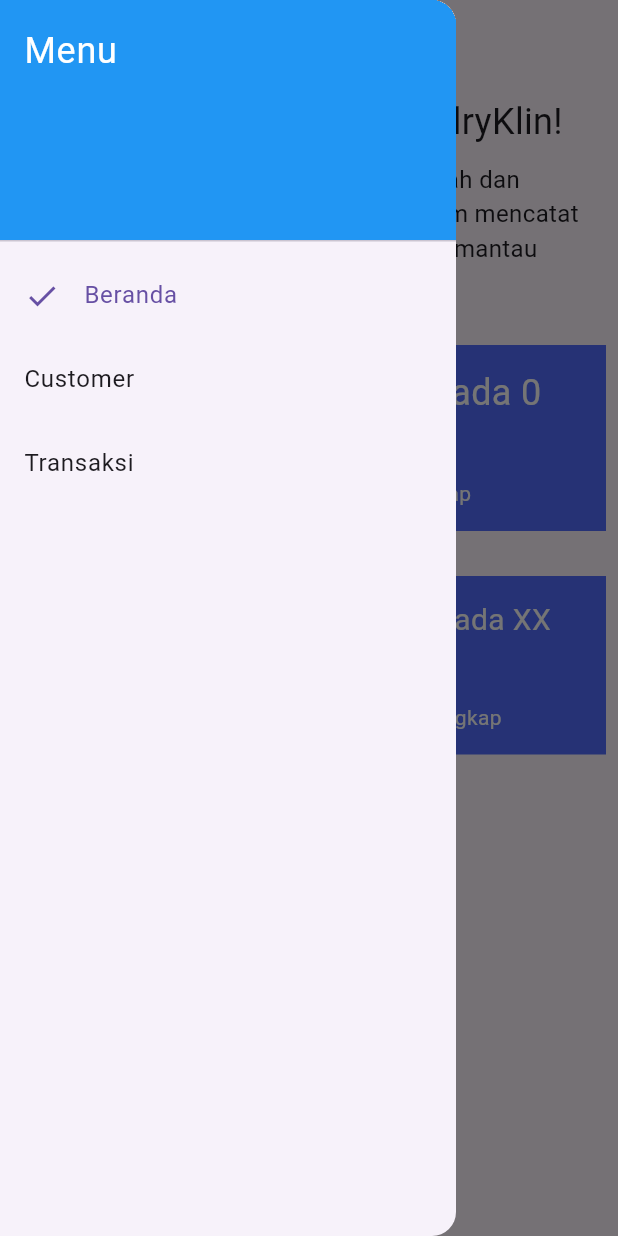
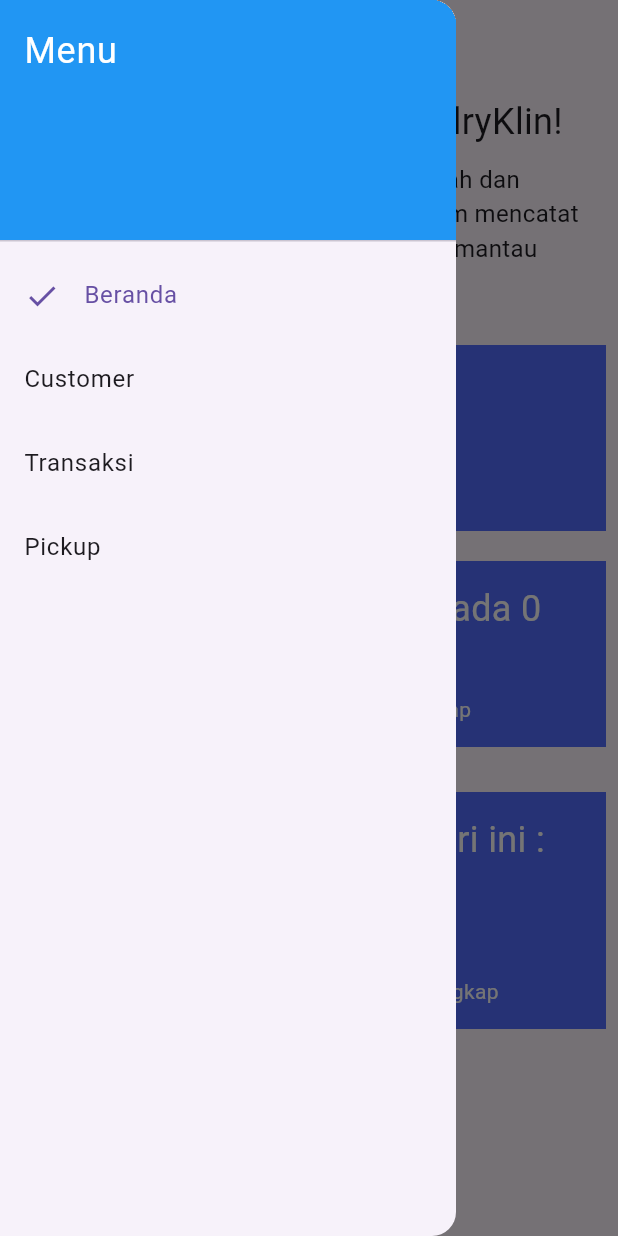
Before and after one commit to Lidiia20/laundry, a Flutter app: the screen it shows after launch, with the side drawer open, on a phone screen of 412 x 824 dp. Run offline on Flutter 3.47's test engine with Material 3 defaults, Android fonts, the phone set to English and light mode, and no system bars; our stand-ins replace equatable, sqflite; accounts and stored records are empty.

Commit message:
add pickup fiture, fix homepage screen

```diff
--- a/lib/database/query/customer_query.dart
+++ b/lib/database/query/customer_query.dart
@@ -51,4 +51,8 @@ CREATE TABLE $tableName (
   static String delete(int id) {
     return "DELETE FROM $tableName WHERE $idColumn=$id";
   }
+
+  static String selectByCreatedAt() {
+    return "SELECT * FROM $tableName ORDER BY $createdAt";
+  }
 }
--- a/lib/pages/home/home_page.dart
+++ b/lib/pages/home/home_page.dart
@@ -1,4 +1,8 @@
 import 'package:flutter/material.dart';
+import 'package:laundry_app/models/customer.dart';
+import 'package:laundry_app/models/transaction.dart';
+import 'package:laundry_app/pages/customer/customer_helper.dart';
+import 'package:laundry_app/pages/pickup/pickup_helper.dart';
 import 'package:laundry_app/pages/transaction/transaction_helper.dart';
 import 'package:laundry_app/routes/route_names.dart';
 import 'package:laundry_app/widgets/drawer/drawer_widget.dart';
@@ -31,6 +35,41 @@ class LaundryHomePage extends StatelessWidget {
                 style: TextStyle(fontSize: 16),
               ),
               const SizedBox(height: 30),
+              InkWell(
+                onTap: () {
+                  Navigator.of(context).pushNamed(RouteNames.pickup);
+                },
+                child: Container(
+                  color: Colors.indigoAccent,
+                  padding: const EdgeInsets.all(15),
+                  child: Row(
+                    children: [
+                      Column(
+                        children: [
+                          FutureBuilder<List<TransactionModel>>(
+                              future: getPickupByDate(DateTime.now()),
+                              builder: (context, snapshot) {
+                                if (snapshot.hasData) {
+                                  return Text(
+                                      "Total Pick Up hari ini ${snapshot.data?.length ?? "-"}",
+                                      style: const TextStyle(
+                                          fontSize: 24, color: Colors.white));
+                                }
+                                return const CircularProgressIndicator();
+                              }),
+                          const SizedBox(height: 40),
+                          const Text(
+                            "tap untuk lihat lebih lengkap",
+                            textAlign: TextAlign.right,
+                            style: TextStyle(color: Colors.white),
+                          )
+                        ],
+                      ),
+                    ],
+                  ),
+                ),
+              ),
+              const SizedBox(height: 20),
               InkWell(
                 onTap: () {
                   Navigator.of(context).pushNamed(RouteNames.transaction);
@@ -75,16 +114,27 @@ class LaundryHomePage extends StatelessWidget {
                 child: Container(
                   color: Colors.indigoAccent,
                   padding: const EdgeInsets.all(15),
-                  child: const Row(
+                  child: FutureBuilder<List<CustomerModel>>(
+                      future: getCustomersByCreadtedAt(DateTime.now()),
+                      builder: (context, snapshot) {
+                        return Row(
                           children: [
                             Column(
                               children: [
-                          Text("Jumlah Customer baru hari ini ada XX",
+                                const Text(
+                                  "Jumlah Customer baru hari ini :",
+                                  style: TextStyle(
+                                      fontSize: 24, color: Colors.white),
                                   overflow: TextOverflow.fade,
-                              style:
-                                  TextStyle(fontSize: 20, color: Colors.white)),
-                          SizedBox(height: 40),
+                                ),
                                 Text(
+                                  "${snapshot.data?.length ?? "-"}",
+                                  style: const TextStyle(
+                                      fontSize: 24, color: Colors.white),
+                                  overflow: TextOverflow.fade,
+                                ),
+                                const SizedBox(height: 40),
+                                const Text(
                                   "tap untuk lihat data customer lebih lengkap",
                                   textAlign: TextAlign.right,
                                   style: TextStyle(color: Colors.white),
@@ -92,7 +142,8 @@ class LaundryHomePage extends StatelessWidget {
                               ],
                             ),
                           ],
-                  ),
+                        );
+                      }),
                 ),
               )
             ],
--- a/lib/routes/app_routes.dart
+++ b/lib/routes/app_routes.dart
@@ -5,6 +5,7 @@ import 'package:laundry_app/pages/customer/add_customer_page.dart';
 import 'package:laundry_app/pages/customer/customer_page.dart';
 import 'package:laundry_app/pages/customer/detail_customer_page.dart';
 import 'package:laundry_app/pages/home/home_page.dart';
+import 'package:laundry_app/pages/pickup/pickup_page.dart';
 import 'package:laundry_app/pages/transaction/add_transaction_page.dart';
 import 'package:laundry_app/pages/transaction/detail_transaction_page.dart';
 import 'package:laundry_app/pages/transaction/transaction_page.dart';
@@ -28,5 +29,6 @@ class AppRoutes {
           ModalRoute.of(context)!.settings.arguments as TransactionModel;
       return DetailTransactionPage(transaction: transaction);
     },
+    RouteNames.pickup: (context) => const PickupPage(),
   };
 }
--- a/lib/routes/route_names.dart
+++ b/lib/routes/route_names.dart
@@ -8,4 +8,6 @@ class RouteNames {
   static const customer = '/customer';
   static const addCustomer = '$customer/add';
   static const detailCustomer = '$customer/detail';
+
+  static const pickup = "/pickup";
 }
--- a/lib/widgets/drawer/drawer_widget.dart
+++ b/lib/widgets/drawer/drawer_widget.dart
@@ -31,6 +31,8 @@ class DrawerWidget extends StatelessWidget {
       _createDrawerItem(context, 'Customer', RouteNames.customer),
       // Membuat item drawer untuk "Transaksi"
       _createDrawerItem(context, 'Transaksi', RouteNames.transaction),
+      // Membuat item drawer untuk "PickUp"
+      _createDrawerItem(context, "Pickup", RouteNames.pickup)
     ];
   }
 
```
Also changed, not shown: lib/database/query/transaction_query.dart (+12 -1 lines), lib/pages/customer/customer_helper.dart (+16 -0 lines), lib/pages/pickup/pickup_helper.dart (added, +18 -0 lines), lib/pages/pickup/pickup_page.dart (added, +111 -0 lines). Lines whose indentation alone changed are shown as unchanged.
